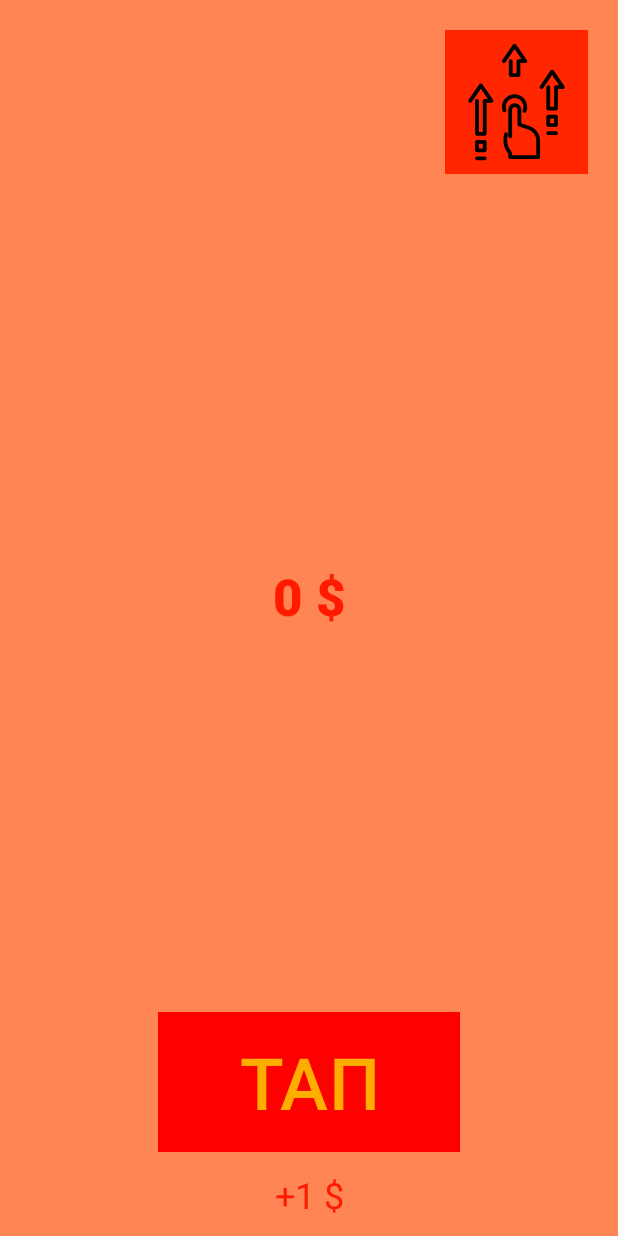
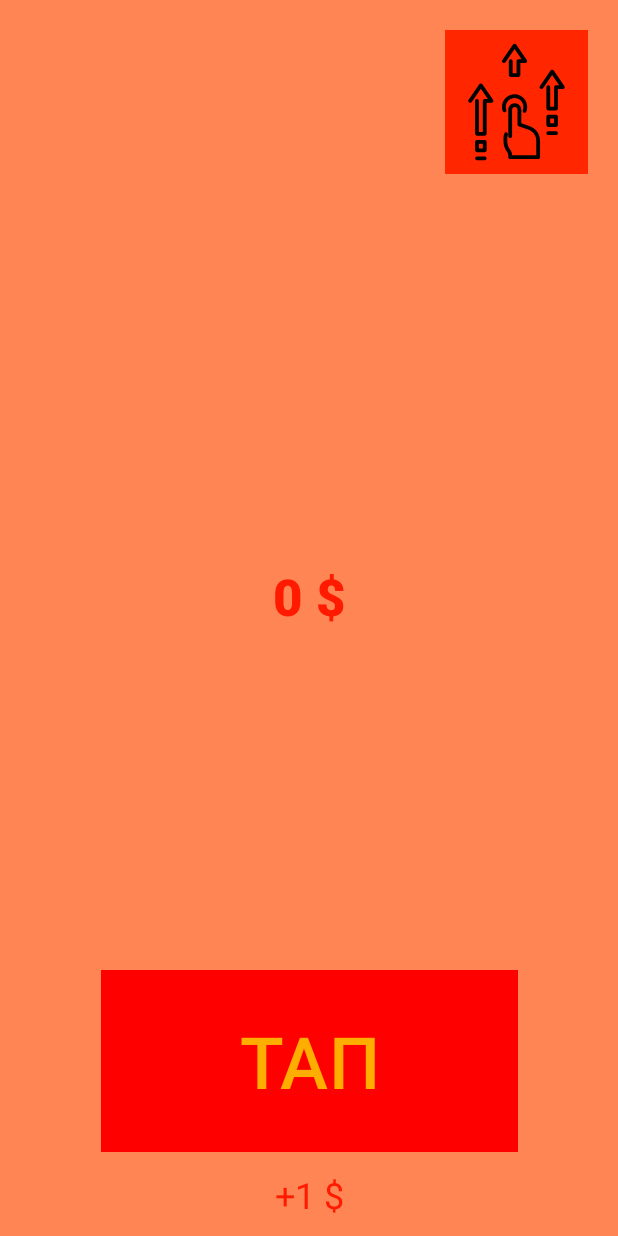
Before and after one commit to OrangeFVBH/fvbh1, an Android app: the screen it shows after launch (MainActivity), on a phone screen of 412 x 824 dp. Run offline under Robolectric (Android 15) with nearby library versions, the phone set to English and light mode, and no system bars.

Commit message:
доработка интерфейса

```diff
--- a/app/src/main/res/layout/activity_main.xml
+++ b/app/src/main/res/layout/activity_main.xml
@@ -11,7 +11,7 @@
 
     <TextView
         android:id="@+id/text_score"
-        android:layout_width="153dp"
+        android:layout_width="329dp"
         android:layout_height="75dp"
         android:fontFamily="sans-serif-black"
         android:text="@string/text_score_text"
@@ -26,8 +26,8 @@
 
     <Button
         android:id="@+id/btn_tap"
-        android:layout_width="201dp"
-        android:layout_height="93dp"
+        android:layout_width="278dp"
+        android:layout_height="121dp"
         android:layout_marginBottom="56dp"
         android:background="#BA1414"
         android:backgroundTint="#A61B1B"
```
